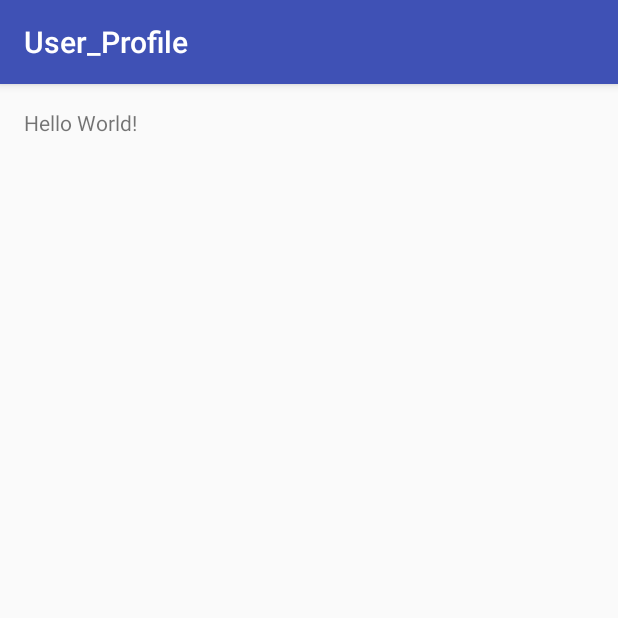
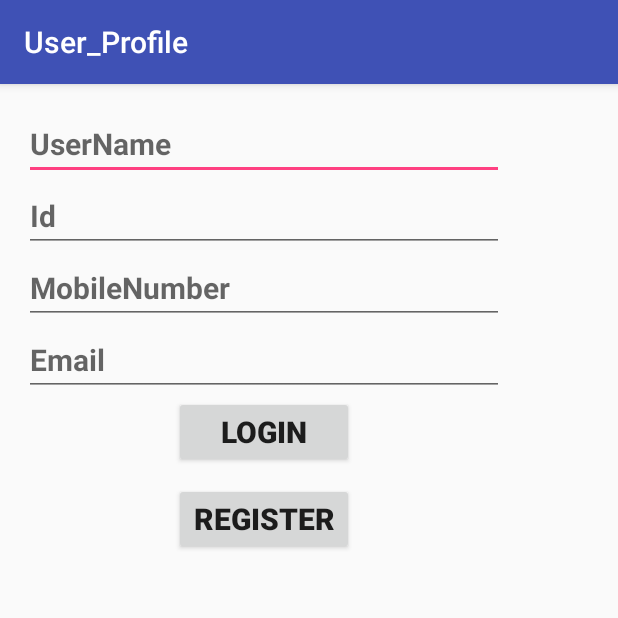
Before and after one commit to fortuneinst/User_Profile, an Android app: the screen it shows after launch (MainActivity), on a phone screen of 412 x 824 dp, the top half of it. Run offline under Robolectric (Android 15) with nearby library versions, the phone set to English and light mode, and no system bars.

Commit message:
Added Xml Sheet

```diff
--- a/app/src/main/res/layout/activity_main.xml
+++ b/app/src/main/res/layout/activity_main.xml
@@ -10,8 +10,63 @@
     android:paddingTop="@dimen/activity_vertical_margin"
     tools:context="com.example.sony.user_profile.MainActivity">
 
-    <TextView
-        android:layout_width="wrap_content"
+    <EditText
+        android:id="@+id/etuname"
+        android:layout_width="320dp"
         android:layout_height="wrap_content"
-        android:text="Hello World!" />
+        android:hint="UserName"
+        android:textSize="20sp"
+        android:textStyle="bold"
+        />
+    <EditText
+        android:id="@+id/etid"
+        android:layout_width="320dp"
+        android:layout_height="wrap_content"
+        android:hint="Id"
+        android:textSize="20sp"
+        android:textStyle="bold"
+        android:layout_below="@+id/etuname"
+        />
+    <EditText
+        android:id="@+id/etmnumber"
+        android:layout_width="320dp"
+        android:layout_height="wrap_content"
+        android:hint="MobileNumber"
+        android:textSize="20sp"
+        android:textStyle="bold"
+        android:layout_below="@+id/etid"
+        />
+    <EditText
+        android:id="@+id/etemail"
+        android:layout_width="320dp"
+        android:layout_height="wrap_content"
+        android:hint="Email"
+        android:textSize="20sp"
+        android:textStyle="bold"
+        android:layout_below="@+id/etmnumber"
+        />
+
+    <Button
+        android:layout_width="120dp"
+        android:layout_height="wrap_content"
+        android:text="Login"
+        android:onClick="login"
+        android:textSize="20sp"
+        android:textStyle="bold"
+        android:id="@+id/btlog"
+        android:layout_below="@+id/etemail"
+        android:layout_marginLeft="100dp"
+        />
+    <Button
+        android:layout_width="120dp"
+        android:layout_height="wrap_content"
+        android:text="Register"
+        android:onClick="register"
+        android:textSize="20sp"
+        android:textStyle="bold"
+        android:id="@+id/btreg"
+        android:layout_below="@+id/btlog"
+        android:layout_marginLeft="100dp"
+        android:layout_marginTop="10dp"
+        />
 </RelativeLayout>
```
